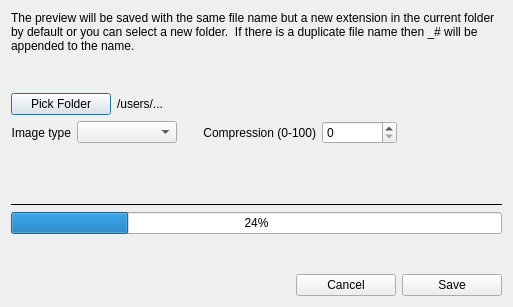
The window that Dialogs/saveasdlg.ui (towhee/Winnow64) describes before a commit, drawn with Qt 5.
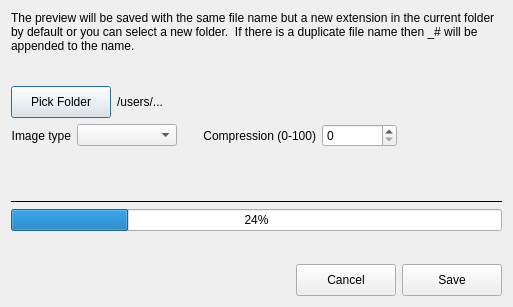
The same window after the commit.

What changed in the file:
```diff
--- a/Dialogs/saveasdlg.ui
+++ b/Dialogs/saveasdlg.ui
@@ -45,10 +45,16 @@
     <layout class="QHBoxLayout" name="pickFolderLayout">
      <item>
       <widget class="QPushButton" name="selectBtn">
+       <property name="sizePolicy">
+        <sizepolicy hsizetype="Minimum" vsizetype="Minimum">
+         <horstretch>0</horstretch>
+         <verstretch>0</verstretch>
+        </sizepolicy>
+       </property>
        <property name="minimumSize">
         <size>
          <width>100</width>
-         <height>0</height>
+         <height>32</height>
         </size>
        </property>
        <property name="maximumSize">
@@ -231,16 +237,22 @@
      </item>
      <item>
       <widget class="QPushButton" name="cancelBtn">
+       <property name="sizePolicy">
+        <sizepolicy hsizetype="Minimum" vsizetype="Minimum">
+         <horstretch>0</horstretch>
+         <verstretch>0</verstretch>
+        </sizepolicy>
+       </property>
        <property name="minimumSize">
         <size>
          <width>100</width>
-         <height>0</height>
+         <height>32</height>
         </size>
        </property>
        <property name="maximumSize">
         <size>
-         <width>100</width>
-         <height>16777215</height>
+         <width>0</width>
+         <height>32</height>
         </size>
        </property>
        <property name="text">
@@ -250,16 +262,22 @@
      </item>
      <item>
       <widget class="QPushButton" name="saveBtn">
+       <property name="sizePolicy">
+        <sizepolicy hsizetype="Minimum" vsizetype="Minimum">
+         <horstretch>0</horstretch>
+         <verstretch>0</verstretch>
+        </sizepolicy>
+       </property>
        <property name="minimumSize">
         <size>
          <width>100</width>
-         <height>0</height>
+         <height>32</height>
         </size>
        </property>
        <property name="maximumSize">
         <size>
-         <width>100</width>
-         <height>16777215</height>
+         <width>0</width>
+         <height>32</height>
         </size>
        </property>
        <property name="text">
```
